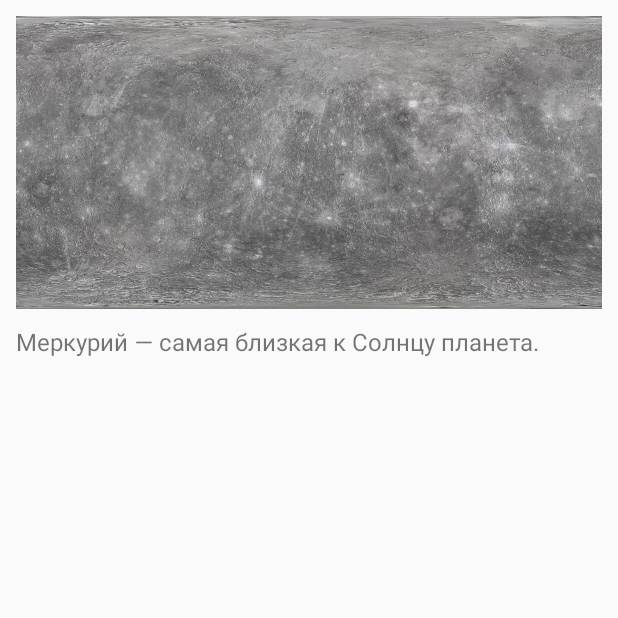
After one commit to KenGuru852/AstroBook, an Android app built with Jetpack Compose: the PlanetInfoActivity screen opened directly, with no data from a screen before it, on a phone screen of 412 x 824 dp, the top half of it. The commit adds this screen. Run offline under Robolectric (Android 15) with nearby library versions, the phone set to English and light mode, and no system bars.

Commit message:
creating a window in which a reference description of each planet appears

```diff
--- a/app/src/main/AndroidManifest.xml
+++ b/app/src/main/AndroidManifest.xml
@@ -26,6 +26,7 @@
         </activity>
         <activity android:name=".OpenGLActivity" />
         <activity android:name=".MoonActivity" />
+        <activity android:name=".PlanetInfoActivity" />
     </application>
 
 </manifest>
--- /dev/null
+++ b/app/src/main/java/com/example/astrobook/PlanetInfoActivity.kt
@@ -0,0 +1,92 @@
+// PlanetInfoActivity.kt
+package com.example.astrobook
+
+import android.app.Activity
+import android.os.Bundle
+import android.view.ViewGroup
+import android.widget.ImageView
+import android.widget.LinearLayout
+import android.widget.TextView
+import androidx.appcompat.app.AppCompatActivity
+
+class PlanetInfoActivity : Activity() {
+    override fun onCreate(savedInstanceState: Bundle?) {
+        super.onCreate(savedInstanceState)
+
+        // Получаем индекс планеты из Intent
+        val planetIndex = intent.getIntExtra("planetIndex", 0)
+
+        // Создаем LinearLayout
+        val layout = LinearLayout(this).apply {
+            orientation = LinearLayout.VERTICAL
+            layoutParams = ViewGroup.LayoutParams(
+                ViewGroup.LayoutParams.MATCH_PARENT,
+                ViewGroup.LayoutParams.MATCH_PARENT
+            )
+            setPadding(16, 16, 16, 16)
+        }
+
+        // Создаем ImageView для изображения планеты
+        val planetImage = ImageView(this).apply {
+            layoutParams = LinearLayout.LayoutParams(
+                ViewGroup.LayoutParams.MATCH_PARENT,
+                ViewGroup.LayoutParams.WRAP_CONTENT
+            )
+            adjustViewBounds = true
+            scaleType = ImageView.ScaleType.CENTER_CROP
+        }
+
+        // Создаем TextView для описания планеты
+        val planetDescription = TextView(this).apply {
+            layoutParams = LinearLayout.LayoutParams(
+                ViewGroup.LayoutParams.MATCH_PARENT,
+                ViewGroup.LayoutParams.WRAP_CONTENT
+            )
+            setPadding(0, 16, 0, 0)
+            textSize = 16f
+        }
+
+        // Устанавливаем изображение и описание в зависимости от индекса планеты
+        when (planetIndex) {
+            0 -> {
+                planetImage.setImageResource(R.drawable._k_mercury)
+                planetDescription.text = getString(R.string.mercury_description)
+            }
+            1 -> {
+                planetImage.setImageResource(R.drawable._k_venus_surface)
+                planetDescription.text = getString(R.string.venus_description)
+            }
+            2 -> {
+                planetImage.setImageResource(R.drawable.earth)
+                planetDescription.text = getString(R.string.earth_description)
+            }
+            3 -> {
+                planetImage.setImageResource(R.drawable.kmars)
+                planetDescription.text = getString(R.string.mars_description)
+            }
+            4 -> {
+                planetImage.setImageResource(R.drawable.kjupiter)
+                planetDescription.text = getString(R.string.jupiter_description)
+            }
+            5 -> {
+                planetImage.setImageResource(R.drawable._ksaturn)
+                planetDescription.text = getString(R.string.saturn_description)
+            }
+            6 -> {
+                planetImage.setImageResource(R.drawable.kuranus)
+                planetDescription.text = getString(R.string.uranus_description)
+            }
+            7 -> {
+                planetImage.setImageResource(R.drawable._kneptune)
+                planetDescription.text = getString(R.string.neptune_description)
+            }
+        }
+
+        // Добавляем ImageView и TextView в LinearLayout
+        layout.addView(planetImage)
+        layout.addView(planetDescription)
+
+        // Устанавливаем LinearLayout как основной контент
+        setContentView(layout)
+    }
+}
--- a/app/src/main/java/com/example/astrobook/TexturedSphere.kt
+++ b/app/src/main/java/com/example/astrobook/TexturedSphere.kt
@@ -82,7 +82,7 @@ class TexturedSphere(
     private val textureHandle = IntArray(1)
     private val indices: ShortArray
     private val normalBuffer: FloatBuffer
-    private val lightPos = floatArrayOf(0.0f, 0.0f, 5.0f) // Позиция источника света
+    private val lightPos = floatArrayOf(0.0f, 5.0f, 0.0f) // Позиция источника света
 
     init {
         val vertices = generateSphereVertices(radius, segments, rings)
--- a/app/src/main/res/values/strings.xml
+++ b/app/src/main/res/values/strings.xml
@@ -1,3 +1,11 @@
 <resources>
     <string name="app_name">AstroBook</string>
+    <string name="mercury_description">Меркурий — самая близкая к Солнцу планета.</string>
+    <string name="venus_description">Венера — вторая планета от Солнца.</string>
+    <string name="earth_description">Земля — третья планета от Солнца.</string>
+    <string name="mars_description">Марс — четвертая планета от Солнца.</string>
+    <string name="jupiter_description">Юпитер — пятая планета от Солнца.</string>
+    <string name="saturn_description">Сатурн — шестая планета от Солнца.</string>
+    <string name="uranus_description">Уран — седьмая планета от Солнца.</string>
+    <string name="neptune_description">Нептун — восьмая планета от Солнца.</string>
 </resources>
```
Also changed, not shown: app/src/main/java/com/example/astrobook/MoonRenderer.kt (+15 -2 lines), app/src/main/java/com/example/astrobook/OpenGLRenderer.kt (+24 -22 lines), 1 other file.
